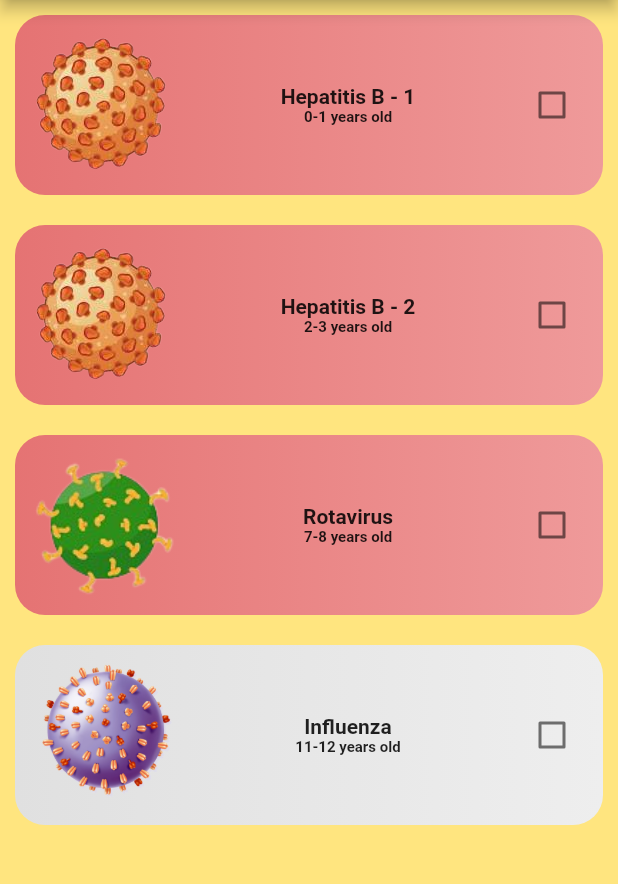
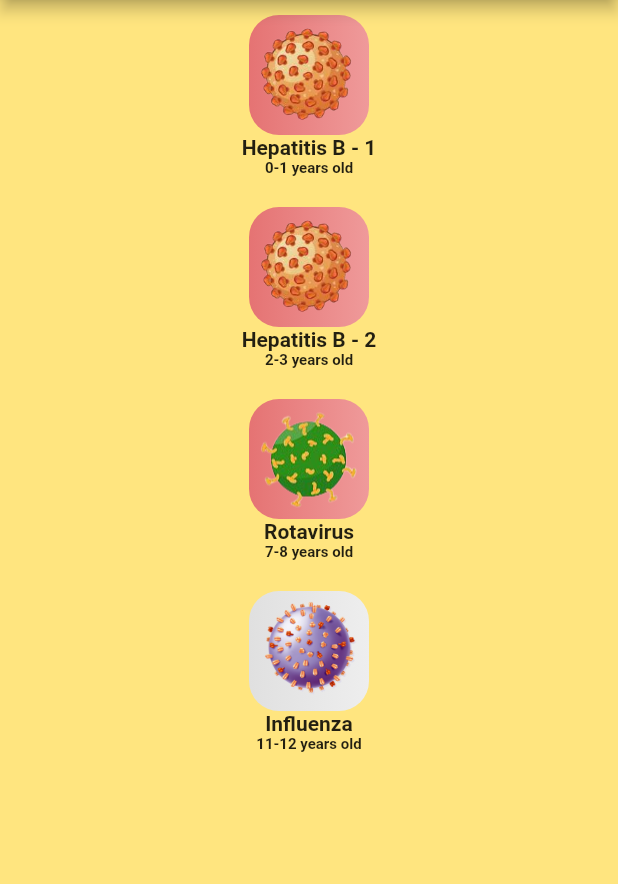
Before and after one commit to bjudob/duckcination, a Flutter app: the ChildScreen screen opened directly with sample values from the repository, on a phone screen of 412 x 824 dp, the part 84-968 px from its top. Run offline on Flutter 3.47's test engine with Material 2 defaults, Android fonts, the phone set to English and light mode, and no system bars; our stand-ins replace firebase_core; accounts and stored records are empty.

Commit message:
Design - fix layout

```diff
--- a/lib/ui/elements/vaccine_card.dart
+++ b/lib/ui/elements/vaccine_card.dart
@@ -26,18 +26,23 @@ class _VaccineCardState extends State<VaccineCard> {
   Widget build(BuildContext context) {
     return Container(
       padding: const EdgeInsets.all(10),
-      child: Container(
-        padding: const EdgeInsets.all(10),
+      child: Column(
+        children: [
+          Container(
+            padding: const EdgeInsets.all(5),
             decoration: BoxDecoration(
                 gradient: LinearGradient(
                     colors: statusColors[widget.vaccine.vaccineStatus]!),
                 borderRadius: const BorderRadius.all(Radius.circular(20))),
-        child: Row(
+            child: Column(
               children: [
                 Image(
                   image: AssetImage(widget.vaccine.image),
-              width: 100,
-              height: 100,
+                  width: 70,
+                  height: 70,
+                ),
+              ],
+            ),
           ),
           Expanded(
             child: Column(
@@ -53,13 +58,7 @@ class _VaccineCardState extends State<VaccineCard> {
               ],
             ),
           ),
-            Checkbox(
-                value: widget.vaccine.vaccineStatus == VaccineStatus.done,
-                onChanged: (checked) {
-                  changeName();
-                })
         ],
-        ),
       ),
     );
   }
--- a/lib/ui/screens/home.dart
+++ b/lib/ui/screens/home.dart
@@ -54,7 +54,7 @@ class _DuckHomeState extends State<DuckHome> {
                               value: child.name,
                               child: Text(
                                   child.name,
-                                  style: TextStyle(
+                                  style: const TextStyle(
                                       fontSize: 30,
                                       fontWeight : FontWeight.bold,
                                   ),
@@ -66,7 +66,7 @@ class _DuckHomeState extends State<DuckHome> {
                       ),
                       OutlinedButton(
                           onPressed: () { },
-                          child: Text('Check upcoming appointment')
+                          child: const Text('Check upcoming appointment')
                       )
                     ],
                   )
```
Lines whose indentation alone changed are shown as unchanged.
